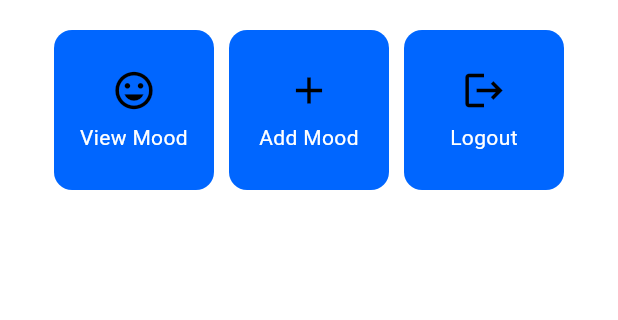
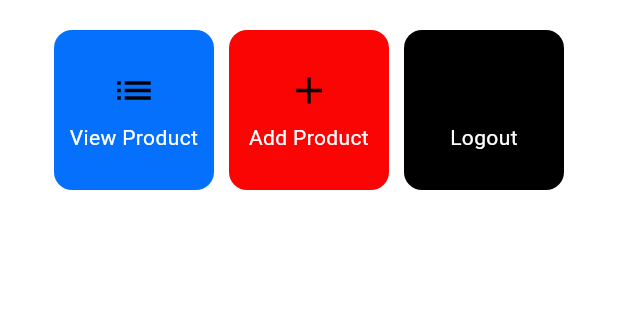
Before and after one commit to DarrenM07/DFootball-mobile, a Flutter app: the screen it shows after launch, on a phone screen of 412 x 824 dp, the part 387-707 px from its top. Run offline on Flutter 3.47's test engine with Material 3 defaults, Android fonts, the phone set to English and light mode, and no system bars.

Commit message:
finished assignment 7

```diff
--- a/lib/menu.dart
+++ b/lib/menu.dart
@@ -6,28 +6,15 @@ class MyHomePage extends StatelessWidget {
   final String name = 'Darren Marcello Sidabutar'; // Name
   final String className = 'PBP KKI'; // Class
   final List<ItemHomepage> items = [
-    ItemHomepage("View Mood", Icons.mood),
-    ItemHomepage("Add Mood", Icons.add),
-    ItemHomepage("Logout", Icons.logout),
+    ItemHomepage("View Product", Icons.list, const Color.fromARGB(255, 5, 112, 251)),
+    ItemHomepage("Add Product", Icons.add, const Color.fromARGB(255, 251, 4, 4)),
+    ItemHomepage("Logout", Icons.logout, const Color.fromARGB(255, 0, 0, 0)),
   ];
-  // This widget is the home page of your application. It is stateful, meaning
-  // that it has a State object (defined below) that contains fields that affect
-  // how it looks.
-
-  // This class is the configuration for the state. It holds the values (in this
-  // case the title) provided by the parent (in this case the App widget) and
-  // used by the build method of the State. Fields in a Widget subclass are
-  // always marked "final".
-
 
   @override
-  @override
   Widget build(BuildContext context) {
-    // Scaffold provides the basic structure of the page with the AppBar and body.
     return Scaffold(
-      // AppBar is the top part of the page that displays the title.
       appBar: AppBar(
-        // The title of the application "DFootball" with white text and bold font.
         title: const Text(
           'DFootball',
           style: TextStyle(
@@ -35,17 +22,13 @@ class MyHomePage extends StatelessWidget {
             fontWeight: FontWeight.bold,
           ),
         ),
-        // The background color of the AppBar is obtained from the application theme color scheme.
         backgroundColor: Theme.of(context).colorScheme.primary,
       ),
-      // Body of the page with paddings around it.
       body: Padding(
         padding: const EdgeInsets.all(16.0),
-        // Place the widget vertically in a column.
         child: Column(
           crossAxisAlignment: CrossAxisAlignment.center,
           children: [
-            // Row to display 3 InfoCard horizontally.
             Row(
               mainAxisAlignment: MainAxisAlignment.spaceEvenly,
               children: [
@@ -54,17 +37,10 @@ class MyHomePage extends StatelessWidget {
                 InfoCard(title: 'Class', content: className),
               ],
             ),
-
-            // Give a vertical space of 16 units.
             const SizedBox(height: 16.0),
-
-            // Place the following widget in the center of the page.
             Center(
               child: Column(
-                // Place the text and grid item vertically.
-
                 children: [
-                  // Display the welcome message with bold font and size 18.
                   const Padding(
                     padding: EdgeInsets.only(top: 16.0),
                     child: Text(
@@ -75,18 +51,13 @@ class MyHomePage extends StatelessWidget {
                       ),
                     ),
                   ),
-
-                  // Grid to display ItemCard in a 3 column grid.
                   GridView.count(
                     primary: true,
                     padding: const EdgeInsets.all(20),
                     crossAxisSpacing: 10,
                     mainAxisSpacing: 10,
                     crossAxisCount: 3,
-                    // To ensure that the grid fits its height.
                     shrinkWrap: true,
-
-                    // Display ItemCard for each item in the items list.
                     children: items.map((ItemHomepage item) {
                       return ItemCard(item);
                     }).toList(),
@@ -101,25 +72,19 @@ class MyHomePage extends StatelessWidget {
   }
 }
 
-
 class InfoCard extends StatelessWidget {
-  // Card information that displays the title and content.
-
-  final String title;  // Card title.
-  final String content;  // Card content.
+  final String title;
+  final String content;
 
   const InfoCard({super.key, required this.title, required this.content});
 
   @override
   Widget build(BuildContext context) {
     return Card(
-      // Create a card box with a shadow.
       elevation: 2.0,
       child: Container(
-        // Set the size and spacing within the card.
-        width: MediaQuery.of(context).size.width / 3.5, // Adjust with the width of the device used.
+        width: MediaQuery.of(context).size.width / 3.5,
         padding: const EdgeInsets.all(16.0),
-        // Place the title and content vertically.
         child: Column(
           children: [
             Text(
@@ -135,18 +100,15 @@ class InfoCard extends StatelessWidget {
   }
 }
 
-
 class ItemHomepage {
   final String name;
   final IconData icon;
+  final Color color;
 
-    ItemHomepage(this.name, this.icon);
+  ItemHomepage(this.name, this.icon, this.color);
 }
 
-
 class ItemCard extends StatelessWidget {
-  // Display the card with an icon and name.
-
   final ItemHomepage item;
 
   const ItemCard(this.item, {super.key});
@@ -154,27 +116,20 @@ class ItemCard extends StatelessWidget {
   @override
   Widget build(BuildContext context) {
     return Material(
-      // Specify the background color of the application theme.
-      color: Theme.of(context).colorScheme.secondary,
-      // Round the card border.
+      color: item.color,
       borderRadius: BorderRadius.circular(12),
-
       child: InkWell(
-        // Action when the card is pressed.
         onTap: () {
-          // Display the SnackBar message when the card is pressed.
           ScaffoldMessenger.of(context)
             ..hideCurrentSnackBar()
             ..showSnackBar(
               SnackBar(content: Text("You have pressed the ${item.name} button!"))
             );
         },
-        // Container to store the Icon and Text
         child: Container(
           padding: const EdgeInsets.all(8),
           child: Center(
             child: Column(
-              // Place the Icon and Text in the center of the card.
               mainAxisAlignment: MainAxisAlignment.center,
               children: [
                 Icon(
@@ -195,5 +150,4 @@ class ItemCard extends StatelessWidget {
       ),
     );
   }
-
 }
```
Lines whose indentation alone changed are shown as unchanged.
